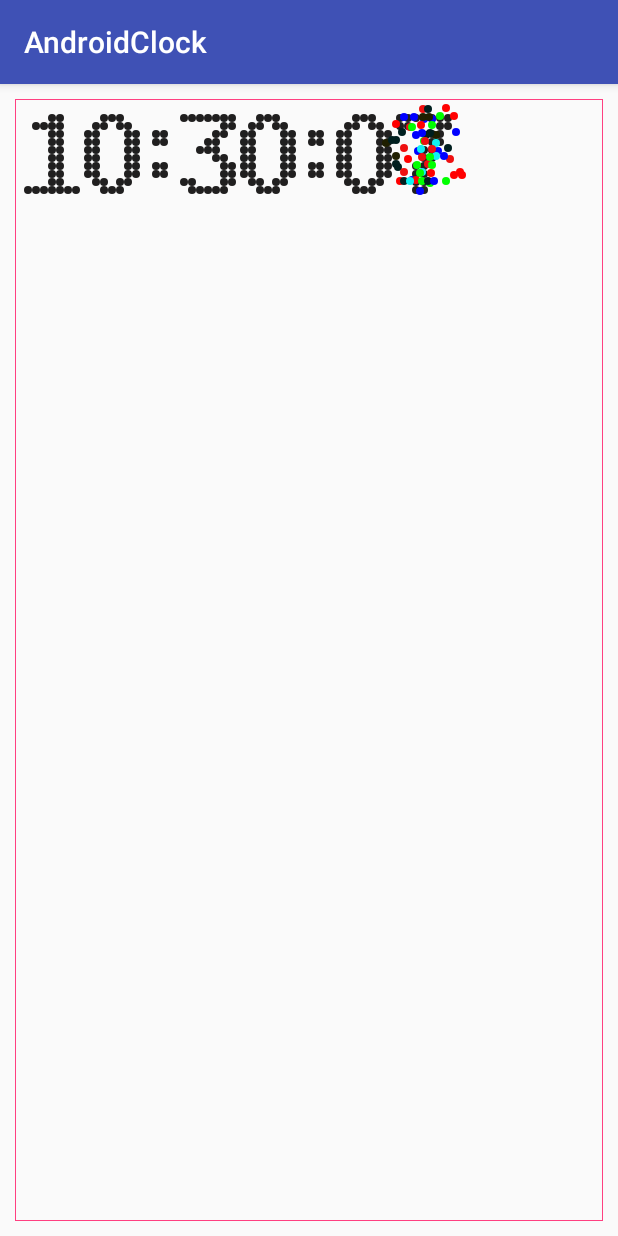
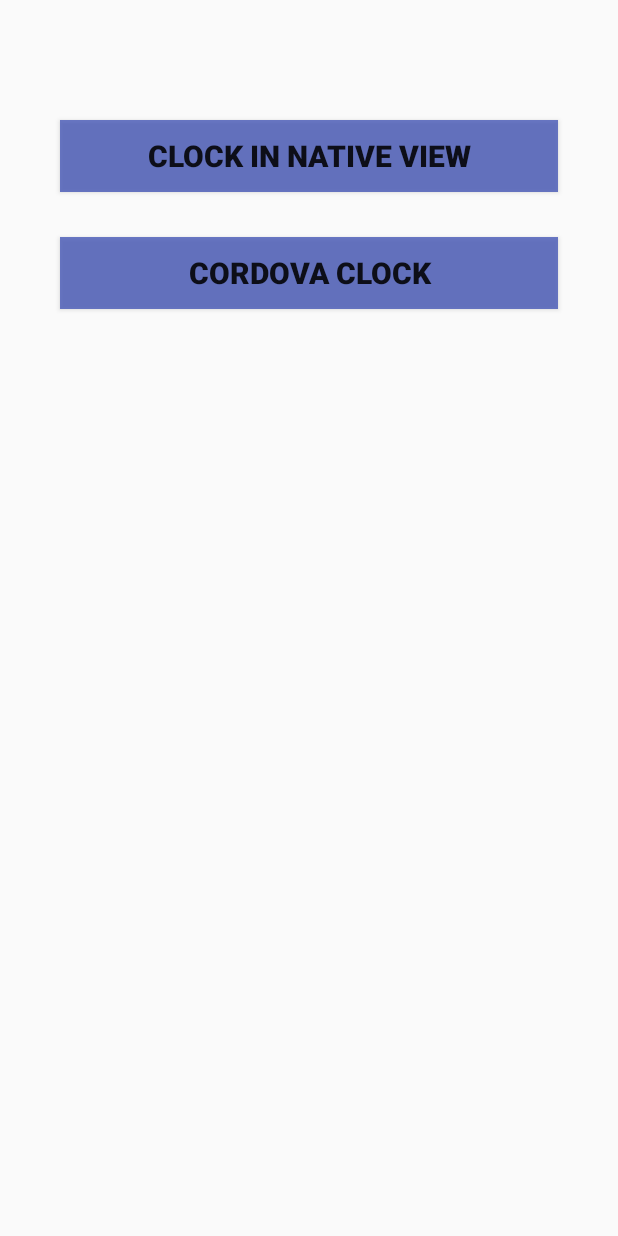
Before and after one commit to suzp1984/AndroidClock, an Android app: the screen it shows after launch (MainActivity), on a phone screen of 412 x 824 dp. Run offline under Robolectric (Android 15) with nearby library versions, the phone set to English and light mode, and no system bars; our stand-ins replace ButterKnife.

Commit message:
add mainActivity

```diff
--- a/app/src/main/java/suzp1984/github/io/androidclock/MainActivity.java
+++ b/app/src/main/java/suzp1984/github/io/androidclock/MainActivity.java
@@ -1,51 +1,34 @@
 package suzp1984.github.io.androidclock;
 
+import android.content.Intent;
 import android.support.v7.app.AppCompatActivity;
 import android.os.Bundle;
-import android.support.v7.widget.Toolbar;
-import android.util.Log;
 
-import butterknife.BindView;
 import butterknife.ButterKnife;
+import butterknife.OnClick;
 import butterknife.Unbinder;
-import suzp1984.github.io.androidclock.widget.ClockView;
 
 public class MainActivity extends AppCompatActivity {
 
-    @BindView(R.id.clock)
-    ClockView clock;
-
-    @BindView(R.id.toolbar)
-    Toolbar toolbar;
-
-    private Unbinder mButterUnbinder;
+    private Unbinder mUnbinder;
 
     @Override
     protected void onCreate(Bundle savedInstanceState) {
         super.onCreate(savedInstanceState);
         setContentView(R.layout.activity_main);
 
-        mButterUnbinder = ButterKnife.bind(this);
-
-        if (toolbar != null) {
-
-            setSupportActionBar(toolbar);
-        }
+        mUnbinder = ButterKnife.bind(this);
     }
 
-    @Override
-    public void onResume() {
-        super.onResume();
+    @OnClick(R.id.native_clock)
+    public void startNativeClock() {
+        Intent intent = new Intent(this, NativeClockActivity.class);
 
-        if (clock != null) {
-            Log.d("MainActivity", "width = " + clock.getWidth() + "; height = " + clock.getHeight());
-        }
+        startActivity(intent);
+    }
+
+    @OnClick(R.id.cordova_clock)
+    public void startCordovaClock() {
 
     }
-
-    @Override
-    protected void onDestroy() {
-        mButterUnbinder.unbind();
-        super.onDestroy();
-    }
 }
--- /dev/null
+++ b/app/src/main/res/drawable/textview_bg.xml
@@ -0,0 +1,8 @@
+<?xml version="1.0" encoding="utf-8"?>
+<selector xmlns:android="http://schemas.android.com/apk/res/android">
+    <item>
+        <shape>
+            <solid android:color="@color/lighterPrimary"/>
+        </shape>
+    </item><!-- default -->
+</selector>
--- a/app/src/main/res/layout/activity_main.xml
+++ b/app/src/main/res/layout/activity_main.xml
@@ -1,52 +1,43 @@
 <?xml version="1.0" encoding="utf-8"?>
-<android.support.design.widget.CollapsingToolbarLayout
-    xmlns:android="http://schemas.android.com/apk/res/android"
+<RelativeLayout xmlns:android="http://schemas.android.com/apk/res/android"
     xmlns:tools="http://schemas.android.com/tools"
-    xmlns:app="http://schemas.android.com/apk/res-auto"
-    xmlns:clock="http://schemas.android.com/apk/res/suzp1984.github.io.androidclock"
     android:layout_width="match_parent"
     android:layout_height="match_parent"
-    tools:context="suzp1984.github.io.androidclock.MainActivity"
-    >
+    android:paddingBottom="@dimen/activity_vertical_margin"
+    android:paddingLeft="@dimen/activity_horizontal_margin"
+    android:paddingRight="@dimen/activity_horizontal_margin"
+    android:paddingTop="@dimen/activity_vertical_margin"
+    android:layout_margin="20dp"
+    tools:context="suzp1984.github.io.androidclock.MainActivity">
 
-    <android.support.design.widget.AppBarLayout
-        android:id="@+id/appbar"
+    <Button
+        android:id="@+id/native_clock"
         android:layout_width="match_parent"
         android:layout_height="wrap_content"
-        android:theme="@style/ThemeOverlay.AppCompat.Dark.ActionBar"
-        >
-        <android.support.v7.widget.Toolbar
-            android:id="@+id/toolbar"
-            android:background="?attr/colorPrimary"
-            android:layout_width="match_parent"
-            android:layout_height="?attr/actionBarSize"
-            app:popupTheme="@style/ThemeOverlay.AppCompat.Dark"
-            app:layout_scrollFlags="scroll|enterAlways"
-            >
+        android:text="@string/clock_in_native_view"
+        android:textSize="20sp"
+        android:textStyle="bold"
+        android:textAlignment="center"
+        android:layout_marginTop="50dp"
+        android:layout_marginLeft="10dp"
+        android:layout_marginRight="10dp"
+        android:layout_alignParentTop="true"
+        android:layout_alignParentLeft="true"
+        android:layout_alignParentStart="true"
+        android:background="@drawable/textview_bg"
+        />
 
-        </android.support.v7.widget.Toolbar>
-
-    </android.support.design.widget.AppBarLayout>
-
-    <FrameLayout
+    <Button
+        android:id="@+id/cordova_clock"
         android:layout_width="match_parent"
-        android:layout_height="match_parent"
-        android:layout_marginTop="?attr/actionBarSize"
-        android:paddingBottom="@dimen/activity_vertical_margin"
-        android:paddingLeft="@dimen/activity_horizontal_margin"
-        android:paddingRight="@dimen/activity_horizontal_margin"
-        android:paddingTop="@dimen/activity_vertical_margin" >
-
-        <suzp1984.github.io.androidclock.widget.ClockView
-            android:id="@+id/clock"
-            android:layout_width="match_parent"
-            android:layout_height="match_parent"
-            clock:clockBallColor="@color/ball"
-            clock:clockShowBorder="true"
-            clock:clockBorderColor="@color/colorAccent"
-            clock:clockBorderWidth="2"
-            />
-
-    </FrameLayout>
-
-</android.support.design.widget.CollapsingToolbarLayout>
+        android:layout_height="wrap_content"
+        android:text="@string/cordova_clock"
+        android:textAlignment="center"
+        android:textSize="20sp"
+        android:textStyle="bold"
+        android:layout_below="@id/native_clock"
+        android:layout_marginTop="30dp"
+        android:layout_marginLeft="10dp"
+        android:layout_marginRight="10dp"
+        android:background="@drawable/textview_bg"/>
+</RelativeLayout>
--- a/app/src/main/res/values/colors.xml
+++ b/app/src/main/res/values/colors.xml
@@ -4,4 +4,5 @@
     <color name="colorPrimaryDark">#303F9F</color>
     <color name="colorAccent">#FF4081</color>
     <color name="ball">#201f1f</color>
+    <color name="lighterPrimary">#c13f51b5</color>
 </resources>
--- a/app/src/main/res/values/strings.xml
+++ b/app/src/main/res/values/strings.xml
@@ -1,3 +1,5 @@
 <resources>
     <string name="app_name">AndroidClock</string>
+    <string name="clock_in_native_view">Clock in Native View</string>
+    <string name="cordova_clock">Cordova Clock</string>
 </resources>
```
Also changed, not shown: app/src/main/AndroidManifest.xml (+7 -2 lines), app/src/main/java/suzp1984/github/io/androidclock/NativeClockActivity.java (added, +51 -0 lines), app/src/main/res/layout/activity_clock.xml (added, +52 -0 lines).
